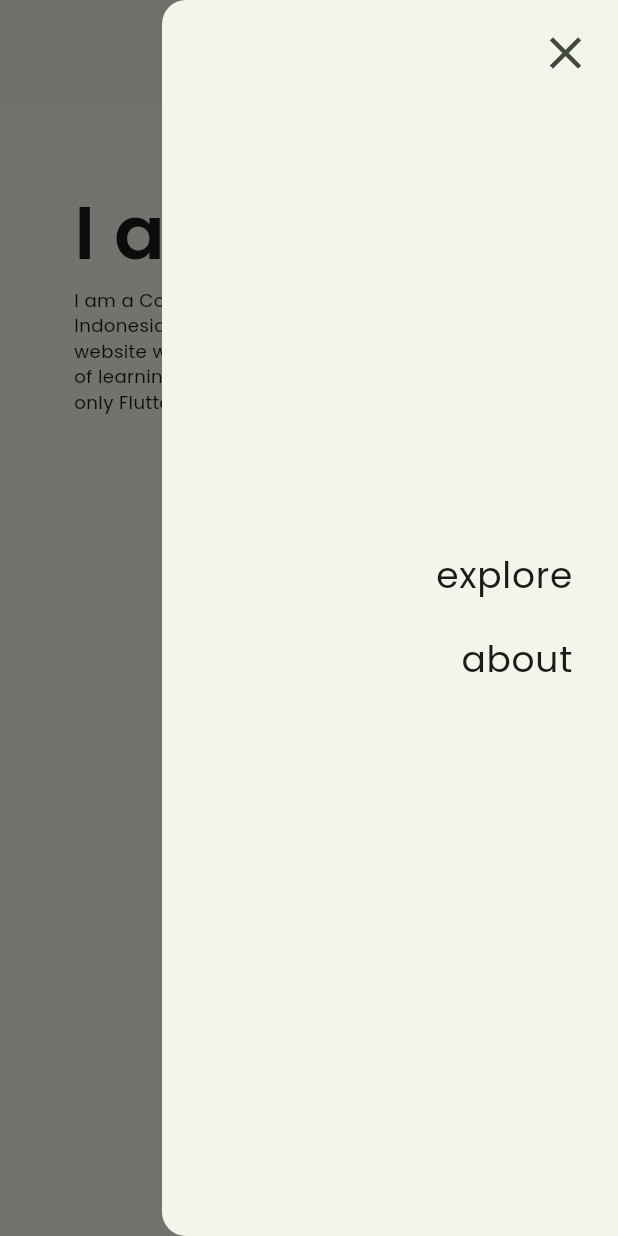
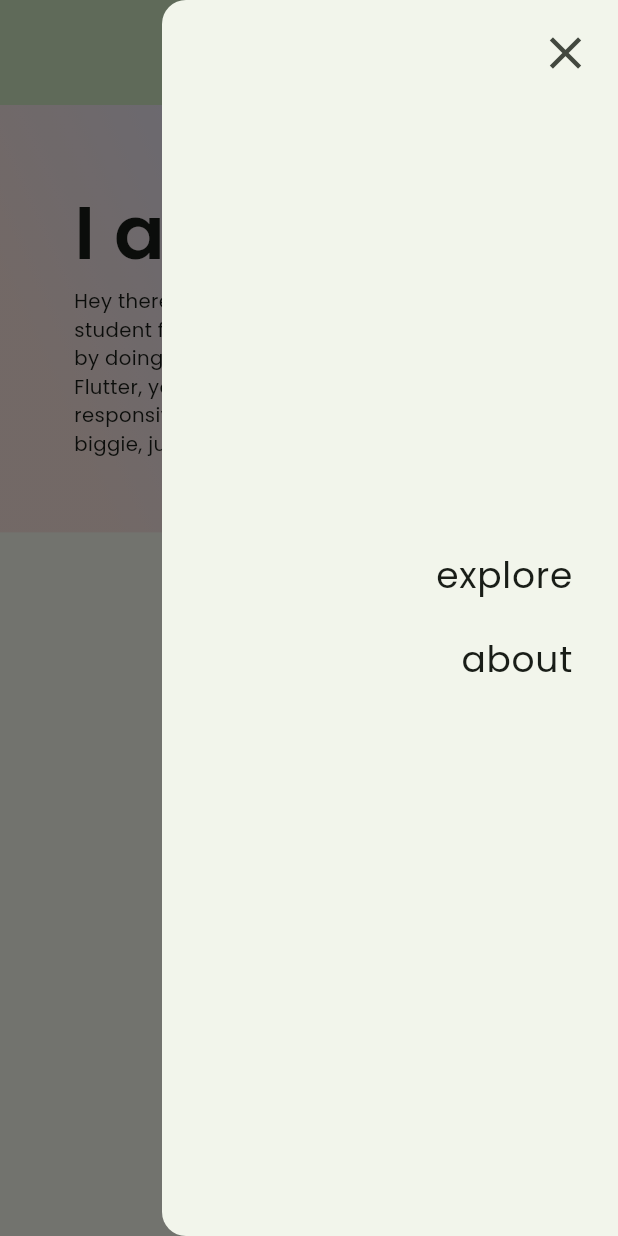
Before and after one commit to boyzwhocried/bwc_web1, a Flutter app: the screen it shows after launch, after a tap on the "menu" icon, on a phone screen of 412 x 824 dp. Run offline on Flutter 3.47's test engine with Material 2 defaults, Android fonts, the phone set to English and light mode, and no system bars; drawn by our look-alikes of animated_text_kit; our stand-ins replace google_fonts.

Commit message:
add smooth dynamic gradient background

```diff
--- a/lib/main.dart
+++ b/lib/main.dart
@@ -35,7 +35,9 @@ class MyApp extends StatelessWidget {
           ),
           themeMode:
               darkModeProvider.isDarkMode ? ThemeMode.dark : ThemeMode.light,
-          home: const HomeScreen(),
+          home:
+              // const BgSmooth(),
+              const HomeScreen(),
           debugShowCheckedModeBanner: false,
         );
       }),
--- /dev/null
+++ b/lib/others/temp/grad_bg_smooth.dart
@@ -0,0 +1,86 @@
+import 'dart:async';
+
+import 'package:bwc_web1/utils/smooth_gradient_background.dart';
+import 'package:flutter/material.dart';
+
+class BgSmooth extends StatefulWidget {
+  const BgSmooth({super.key});
+
+  @override
+  State createState() => BgSmoothState();
+}
+
+class BgSmoothState extends State<BgSmooth> {
+  int gradientIndex = 0;
+  List<Color> gradients = [
+    // Colors.blue,
+    // Colors.purple,
+    // Colors.red,
+    const Color.fromARGB(255, 255, 239, 195),
+    const Color.fromARGB(255, 215, 255, 195),
+    const Color.fromARGB(255, 195, 255, 255),
+    const Color.fromARGB(255, 250, 195, 255),
+    const Color.fromARGB(255, 255, 195, 195),
+    const Color.fromARGB(255, 204, 195, 255),
+    // Add more colors as desired
+  ];
+
+  @override
+  void initState() {
+    super.initState();
+    startGradientAnimation();
+  }
+
+  void startGradientAnimation() {
+    Timer.periodic(const Duration(seconds: 5), (timer) {
+      setState(() {
+        gradientIndex = (gradientIndex + 1) % gradients.length;
+      });
+    });
+  }
+
+  @override
+  Widget build(BuildContext context) {
+    return const MaterialApp(
+      home: Scaffold(
+        body: SmoothGradientBackground(
+          gradients: [
+            Color.fromARGB(255, 255, 239, 195),
+            Color.fromARGB(255, 215, 255, 195),
+            Color.fromARGB(255, 195, 255, 255),
+            Color.fromARGB(255, 250, 195, 255),
+            Color.fromARGB(255, 255, 195, 195),
+            Color.fromARGB(255, 204, 195, 255),
+          ], // Add more colors as desired
+          // duration: Duration(seconds: 5), // Customize the duration as needed
+          child: Center(
+            child: Text(
+              'Smooth Changing Gradient Background',
+              style: TextStyle(color: Colors.white, fontSize: 24),
+            ),
+          ),
+        ),
+
+        // AnimatedContainer(
+        //   duration: Duration(seconds: 2),
+        //   decoration: BoxDecoration(
+        //     gradient: LinearGradient(
+        //       begin: Alignment.topLeft,
+        //       end: Alignment.bottomRight,
+        //       colors: [
+        //         gradients[gradientIndex],
+        //         gradients[(gradientIndex + 1) % gradients.length]
+        //       ],
+        //     ),
+        //   ),
+        //   child: Center(
+        //     child: Text(
+        //       'Smooth Changing Gradient Background',
+        //       style: TextStyle(color: Colors.white, fontSize: 24),
+        //     ),
+        //   ),
+        // ),
+      ),
+    );
+  }
+}
--- a/lib/screens/home_screen.dart
+++ b/lib/screens/home_screen.dart
@@ -1,6 +1,7 @@
 import 'package:bwc_web1/provider/dark_mode_provider.dart';
 import 'package:bwc_web1/utils/custom_animated_fade_in_icon.dart';
 import 'package:bwc_web1/utils/custom_animated_fade_in_text.dart';
+import 'package:bwc_web1/utils/smooth_gradient_background.dart';
 import 'package:bwc_web1/widgets/contents/introduction.dart';
 import 'package:bwc_web1/widgets/main_drawer.dart';
 import 'package:bwc_web1/utils/screen_dimensions.dart';
@@ -22,7 +23,7 @@ class HomeScreen extends StatelessWidget {
         toolbarHeight:
             deviceType != DeviceType.phone ? 70 + screenWidth / 80 : 70,
         backgroundColor:
-            Theme.of(context).colorScheme.inversePrimary.withOpacity(0.1),
+            Theme.of(context).colorScheme.inversePrimary.withOpacity(0.5),
         title: Padding(
           padding: EdgeInsets.only(
               left: deviceType != DeviceType.phone
@@ -33,7 +34,7 @@ class HomeScreen extends StatelessWidget {
             textStyle: TextStyle(
               letterSpacing: 2.0,
               fontWeight: FontWeight.w600,
-              fontSize: 20 + screenWidth / 100,
+              fontSize: 20 + (screenWidth / 100),
             ),
             slideDirection: deviceType == DeviceType.phone
                 ? TextSlideDirection.topToBottom
@@ -76,26 +77,28 @@ class HomeScreen extends StatelessWidget {
                       delay: Duration(milliseconds: 400),
                     ),
                   ),
-                  // Padding(
-                  //   padding: EdgeInsets.only(
-                  //     right: (10 / 100) * screenWidth,
-                  //   ),
-                  // ),
                 ],
               ),
             ),
         ],
       ),
-      body: SingleChildScrollView(
-        padding: EdgeInsets.only(
-          left: (12 / 100) * screenWidth,
-          right: (12 / 100) * screenWidth,
-          top: (12 / 100) * screenWidth,
-        ),
-        child: const Column(
-          children: [
-            IntroductionSection(),
-          ],
+      body: SmoothGradientBackground(
+        gradientDirectionType: GradientDirectionType.dynamic,
+        gradients: const [
+          Color.fromARGB(105, 255, 239, 195),
+          Color.fromARGB(105, 215, 255, 195),
+          Color.fromARGB(105, 195, 255, 255),
+          Color.fromARGB(105, 250, 195, 255),
+          Color.fromARGB(105, 255, 195, 195),
+          Color.fromARGB(105, 204, 195, 255),
+        ],
+        child: SingleChildScrollView(
+          padding: EdgeInsets.all((12 / 100) * screenWidth),
+          child: const Column(
+            children: [
+              IntroductionSection(),
+            ],
+          ),
         ),
       ),
       floatingActionButton: Consumer<DarkModeProvider>(
@@ -114,14 +117,6 @@ class HomeScreen extends StatelessWidget {
           );
         },
       ),
-
-      // AnimatedFadeInText(text: 'Hi, My name is Verrel Al Syoumi!')
-      // Expanded(
-      //   child: Image.asset(
-      //     'assets/images/fixed.png',
-      //     fit: BoxFit.cover,
-      //   ),
-      // ),
     );
   }
 }
--- /dev/null
+++ b/lib/utils/smooth_gradient_background.dart
@@ -0,0 +1,95 @@
+// ignore_for_file: library_private_types_in_public_api
+
+import 'dart:async';
+import 'dart:math';
+import 'package:flutter/material.dart';
+
+enum GradientDirectionType {
+  static,
+  dynamic,
+}
+
+class SmoothGradientBackground extends StatefulWidget {
+  final List<Color> gradients;
+  final Duration duration;
+  final Widget child;
+  final GradientDirectionType gradientDirectionType;
+  final Alignment staticGradientBegin;
+  final Alignment staticGradientEnd;
+
+  const SmoothGradientBackground({
+    super.key,
+    required this.gradients,
+    this.duration = const Duration(seconds: 2),
+    required this.child,
+    this.gradientDirectionType = GradientDirectionType.static,
+    this.staticGradientBegin = Alignment.topLeft,
+    this.staticGradientEnd = Alignment.bottomRight,
+  });
+
+  @override
+  _SmoothGradientBackgroundState createState() =>
+      _SmoothGradientBackgroundState();
+}
+
+class _SmoothGradientBackgroundState extends State<SmoothGradientBackground> {
+  int gradientIndex = 0;
+  Alignment currentBegin = Alignment.topLeft;
+  Alignment currentEnd = Alignment.bottomRight;
+
+  @override
+  void initState() {
+    super.initState();
+    startGradientAnimation();
+  }
+
+  void startGradientAnimation() {
+    Timer.periodic(widget.duration, (timer) {
+      setState(() {
+        gradientIndex = (gradientIndex + 1) % widget.gradients.length;
+        if (widget.gradientDirectionType == GradientDirectionType.dynamic) {
+          generateRandomDirection();
+        }
+      });
+    });
+  }
+
+  void generateRandomDirection() {
+    final random = Random();
+    currentBegin = Alignment(
+      random.nextDouble() * 2 - 1,
+      random.nextDouble() * 2 - 1,
+    );
+    currentEnd = Alignment(
+      random.nextDouble() * 2 - 1,
+      random.nextDouble() * 2 - 1,
+    );
+  }
+
+  @override
+  Widget build(BuildContext context) {
+    final gradientBegin =
+        widget.gradientDirectionType == GradientDirectionType.static
+            ? widget.staticGradientBegin
+            : currentBegin;
+    final gradientEnd =
+        widget.gradientDirectionType == GradientDirectionType.static
+            ? widget.staticGradientEnd
+            : currentEnd;
+
+    return AnimatedContainer(
+      duration: widget.duration,
+      decoration: BoxDecoration(
+        gradient: LinearGradient(
+          begin: gradientBegin,
+          end: gradientEnd,
+          colors: [
+            widget.gradients[gradientIndex],
+            widget.gradients[(gradientIndex + 1) % widget.gradients.length],
+          ],
+        ),
+      ),
+      child: widget.child,
+    );
+  }
+}
--- a/lib/widgets/contents/introduction.dart
+++ b/lib/widgets/contents/introduction.dart
@@ -27,14 +27,28 @@ class IntroductionSection extends StatelessWidget {
                 repeatForever: true,
                 animatedTexts: [
                   TypewriterAnimatedText(
-                    'Verrel',
+                    'boyz',
                     textStyle: TextStyle(
                       fontWeight: FontWeight.w600,
                       fontSize: 46 + getScreenWidth(context) / 100,
                     ),
                   ),
                   TypewriterAnimatedText(
-                    'boyzwhocried',
+                    'who',
+                    textStyle: TextStyle(
+                      fontWeight: FontWeight.w600,
+                      fontSize: 46 + getScreenWidth(context) / 100,
+                    ),
+                  ),
+                  TypewriterAnimatedText(
+                    'cried',
+                    textStyle: TextStyle(
+                      fontWeight: FontWeight.w600,
+                      fontSize: 46 + getScreenWidth(context) / 100,
+                    ),
+                  ),
+                  TypewriterAnimatedText(
+                    'verrel',
                     textStyle: TextStyle(
                       fontWeight: FontWeight.w600,
                       fontSize: 46 + getScreenWidth(context) / 100,
@@ -47,12 +61,13 @@ class IntroductionSection extends StatelessWidget {
         ),
         AnimatedFadeInText(
           textStyle: TextStyle(
-            fontSize: 8 + getScreenWidth(context) / 100,
+            fontSize: 9 + getScreenWidth(context) / 100,
           ),
           curveType: Curves.easeInOutCubic,
           delay: const Duration(milliseconds: 1000),
           text:
-              'I am a Computer Science student based in Indonesia who like to learn things by doing it. This website was fully made with Flutter with intention of learning to build a responsive website with only Flutter.',
+              'Hey there! I\'m just a Computer Science student from Indonesia who enjoys learning by doing stuff. So, I made this website using Flutter, you know, to learn how to build a responsive website with only Flutter. No biggie, just trying things out!',
+          // 'I am a Computer Science student based in Indonesia who like to learn things by doing it. This website was fully made with Flutter with intention of learning to build a responsive website with only Flutter.',
           // child: Text(
           //   'I am a Computer Science student who like to learn things by doing it. This website was fully made with Flutter with intention of learning to build a responsive website with only Flutter.',
           //   textAlign: TextAlign.left,
```
